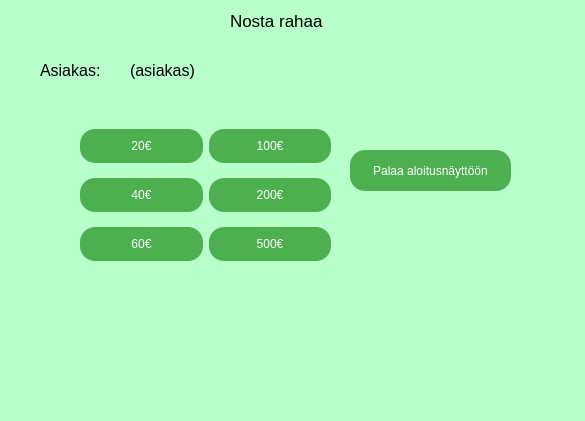
Above: frontend/nosto.ui from 22kmo-project/group_5 before the change. Below: the same form after it.
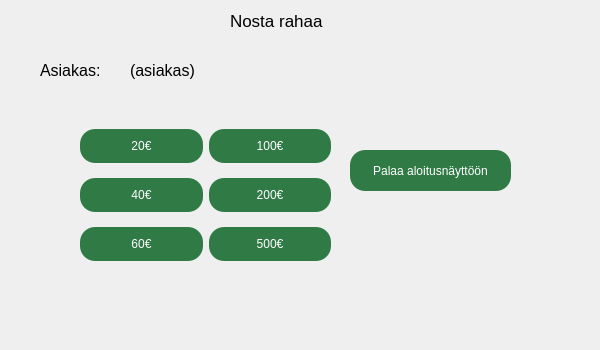
That is the form after the change. Icons and pictures are not drawn.

The edit to the form file:
```diff
--- a/frontend/nosto.ui
+++ b/frontend/nosto.ui
@@ -6,29 +6,34 @@
    <rect>
     <x>0</x>
     <y>0</y>
-    <width>585</width>
-    <height>421</height>
+    <width>600</width>
+    <height>350</height>
    </rect>
   </property>
   <property name="windowTitle">
    <string>Form</string>
   </property>
   <property name="styleSheet">
-   <string notr="true">QPushButton{
+   <string notr="true">#nosto{
+border-image: url(:/images/taustabank.png);
+}
+QPushButton{
  padding: 10px 20px;
   font-size: 12px;
   text-align: center;
   text-decoration: none;
   outline: none;
   color: #fff;
-  background-color: #4CAF50;
+	background-color: rgb(48, 122, 70);
   border: none;
   border-radius: 15px;
 }
-
-
-QWidget{background-color: rgb(185, 255, 203);}
-
+QPushButton:pressed{
+	
+	background-color: rgb(40, 103, 59);
+}
+QPushButton:hover:!pressed{
+	background-color: rgb(89, 226, 130);}
 </string>
   </property>
   <widget class="QLabel" name="label">
@@ -95,15 +100,7 @@
     </rect>
    </property>
    <property name="styleSheet">
-    <string notr="true"> padding: 10px 20px;
-  font-size: 12px;
-  text-align: center;
-  text-decoration: none;
-  outline: none;
-  color: #fff;
-  background-color: #4CAF50;
-  border: none;
-  border-radius: 15px;</string>
+    <string notr="true"/>
    </property>
    <property name="text">
     <string>Palaa aloitusnäyttöön</string>
@@ -122,15 +119,7 @@
     <item row="0" column="1">
      <widget class="QPushButton" name="sata">
       <property name="styleSheet">
-       <string notr="true"> padding: 10px 20px;
-  font-size: 12px;
-  text-align: center;
-  text-decoration: none;
-  outline: none;
-  color: #fff;
-  background-color: #4CAF50;
-  border: none;
-  border-radius: 15px;</string>
+       <string notr="true"/>
       </property>
       <property name="text">
        <string>100€</string>
@@ -140,15 +129,7 @@
     <item row="1" column="0">
      <widget class="QPushButton" name="nelkyt">
       <property name="styleSheet">
-       <string notr="true"> padding: 10px 20px;
-  font-size: 12px;
-  text-align: center;
-  text-decoration: none;
-  outline: none;
-  color: #fff;
-  background-color: #4CAF50;
-  border: none;
-  border-radius: 15px;</string>
+       <string notr="true"/>
       </property>
       <property name="text">
        <string>40€</string>
@@ -158,15 +139,7 @@
     <item row="2" column="0">
      <widget class="QPushButton" name="kuuskyt">
       <property name="styleSheet">
-       <string notr="true"> padding: 10px 20px;
-  font-size: 12px;
-  text-align: center;
-  text-decoration: none;
-  outline: none;
-  color: #fff;
-  background-color: #4CAF50;
-  border: none;
-  border-radius: 15px;</string>
+       <string notr="true"/>
       </property>
       <property name="text">
        <string>60€</string>
@@ -176,15 +149,7 @@
     <item row="1" column="1">
      <widget class="QPushButton" name="kakssata">
       <property name="styleSheet">
-       <string notr="true"> padding: 10px 20px;
-  font-size: 12px;
-  text-align: center;
-  text-decoration: none;
-  outline: none;
-  color: #fff;
-  background-color: #4CAF50;
-  border: none;
-  border-radius: 15px;</string>
+       <string notr="true"/>
       </property>
       <property name="text">
        <string>200€</string>
@@ -194,15 +159,7 @@
     <item row="2" column="1">
      <widget class="QPushButton" name="viissata">
       <property name="styleSheet">
-       <string notr="true"> padding: 10px 20px;
-  font-size: 12px;
-  text-align: center;
-  text-decoration: none;
-  outline: none;
-  color: #fff;
-  background-color: #4CAF50;
-  border: none;
-  border-radius: 15px;</string>
+       <string notr="true"/>
       </property>
       <property name="text">
        <string>500€</string>
@@ -212,15 +169,7 @@
     <item row="0" column="0">
      <widget class="QPushButton" name="kakskyt">
       <property name="styleSheet">
-       <string notr="true"> padding: 10px 20px;
-  font-size: 12px;
-  text-align: center;
-  text-decoration: none;
-  outline: none;
-  color: #fff;
-  background-color: #4CAF50;
-  border: none;
-  border-radius: 15px;</string>
+       <string notr="true"/>
       </property>
       <property name="text">
        <string>20€</string>
```
